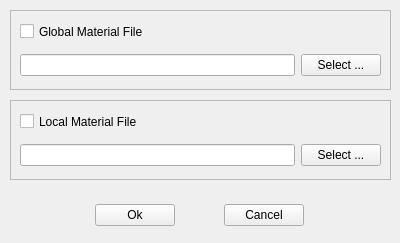
The window that src/OpenParEMg/SelectMaterialsDatabase.ui (OpenParEM/OpenParEM) describes before a commit, drawn with Qt 5.
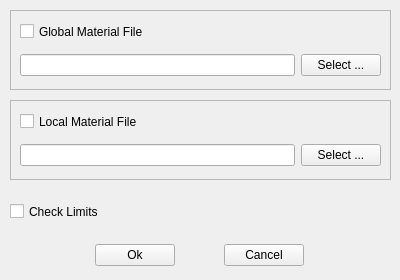
The same window after the commit.

```diff
--- a/src/OpenParEMg/SelectMaterialsDatabase.ui
+++ b/src/OpenParEMg/SelectMaterialsDatabase.ui
@@ -7,7 +7,7 @@
     <x>0</x>
     <y>0</y>
     <width>400</width>
-    <height>243</height>
+    <height>280</height>
    </rect>
   </property>
   <property name="windowTitle">
@@ -17,7 +17,7 @@
    <property name="geometry">
     <rect>
      <x>9</x>
-     <y>200</y>
+     <y>240</y>
      <width>381</width>
      <height>31</height>
     </rect>
@@ -218,6 +218,19 @@
     </property>
    </widget>
   </widget>
+  <widget class="QCheckBox" name="checkLimits">
+   <property name="geometry">
+    <rect>
+     <x>10</x>
+     <y>200</y>
+     <width>121</width>
+     <height>23</height>
+    </rect>
+   </property>
+   <property name="text">
+    <string>Check Limits</string>
+   </property>
+  </widget>
  </widget>
  <resources/>
  <connections/>
```
